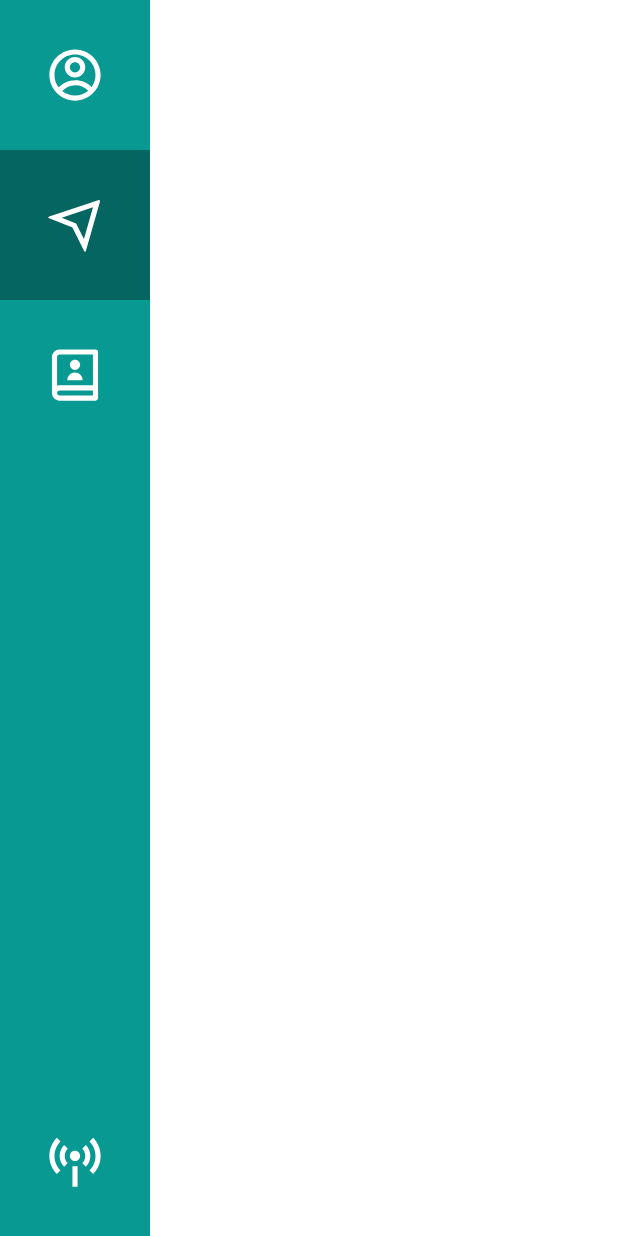
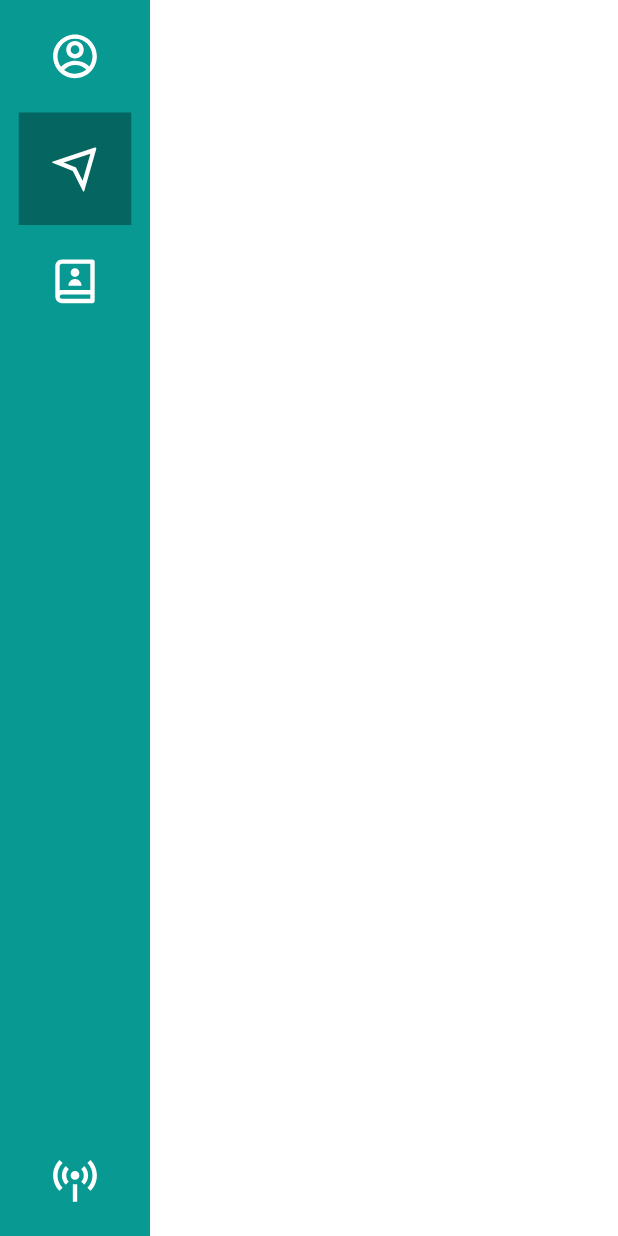
Before and after one commit to nooradn/kulla-whatsapp-blaster, a Flutter app: the screen it shows after launch, on a phone screen of 412 x 824 dp. Run offline on Flutter 3.47's test engine with Material 2 defaults, Android fonts, the phone set to English and light mode, and no system bars; our stand-ins replace remixicon.

Commit message:
Update main.dart

```diff
--- a/lib/main.dart
+++ b/lib/main.dart
@@ -86,15 +86,15 @@ class _PanelBarState extends State<PanelBar> {
         selectedPanel = widget.index;
       }),
       child: Container(
-        height: 100,
-        width: 100,
+        height: 75,
+        width: 75,
         color: selectedPanel == widget.index
             ? Color(0x55000000)
             : Colors.transparent,
         child: Center(
           child: Icon(
             widget.icon,
-            size: 41,
+            size: 35,
             color: Colors.white,
           ),
         ),
```
